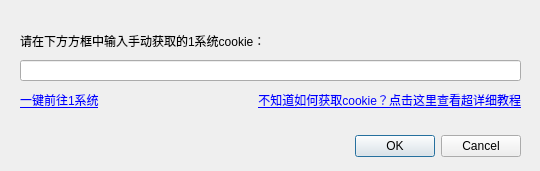
Above: ui/manualLogin.ui from Cinea4678/Tongji-AutoGetScore before the change. Below: the same form after it.
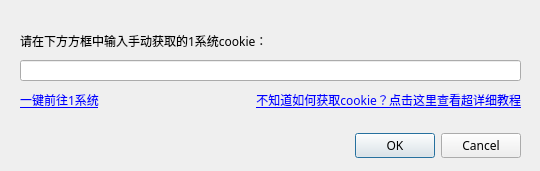
That is the form after the change.

Diff of the .ui file:
```diff
--- a/ui/manualLogin.ui
+++ b/ui/manualLogin.ui
@@ -10,6 +10,11 @@
     <height>171</height>
    </rect>
   </property>
+  <property name="font">
+   <font>
+    <family>微软雅黑</family>
+   </font>
+  </property>
   <property name="windowTitle">
    <string>手动登陆至1系统</string>
   </property>
```
